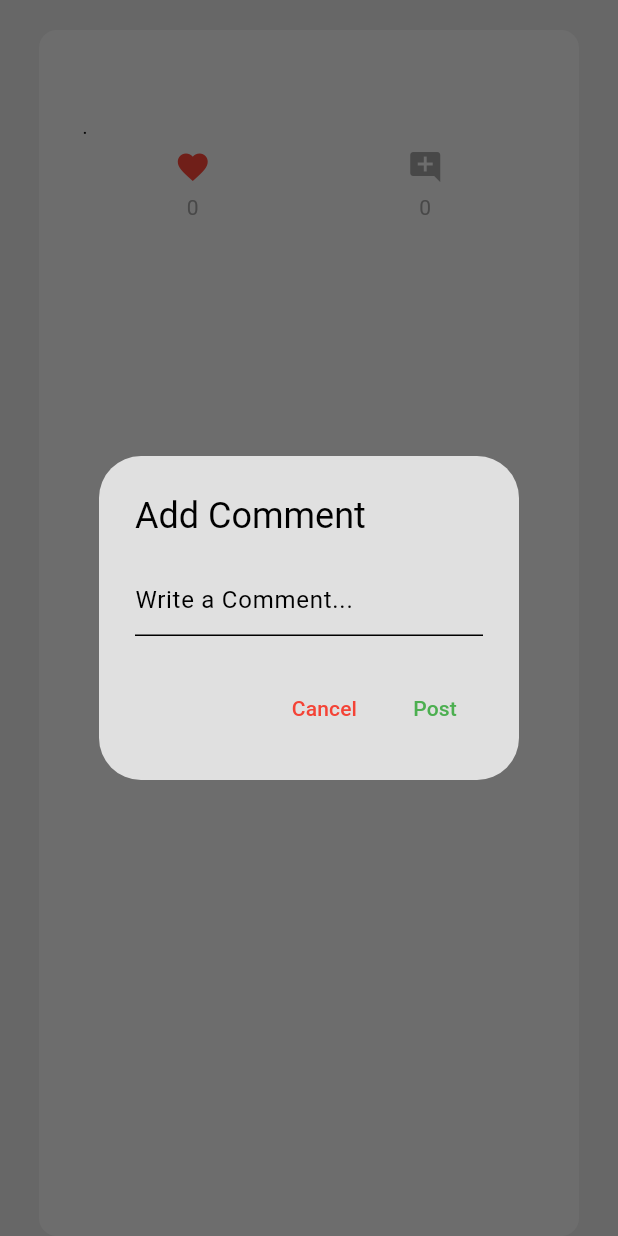
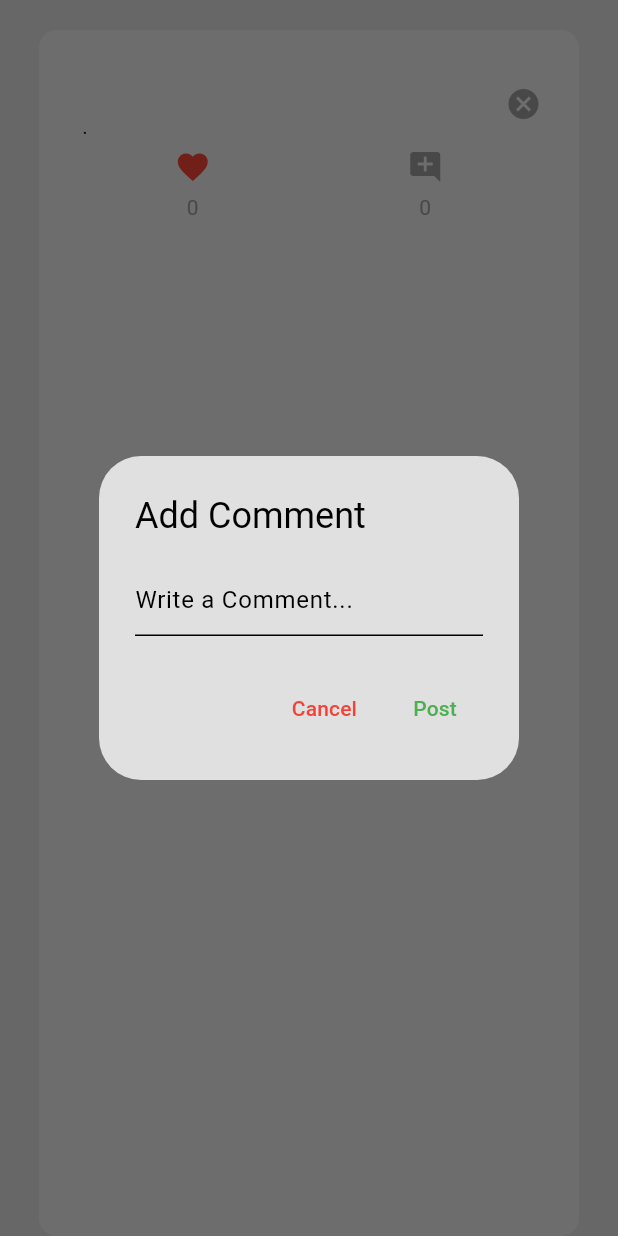
Before and after one commit to Jeffrey-joe-mathews/Artorius, a Flutter app: the FeedPost widget shown alone on an empty page, opened directly with empty values, after a tap on the "favorite outline" icon, after a tap on the "add comment" icon, on a phone screen of 412 x 824 dp. Run offline on Flutter 3.47's test engine with Material 3 defaults, Android fonts, the phone set to English and light mode, and no system bars; our stand-ins replace cloud_firestore, firebase_auth, firebase_core; accounts and stored records are empty; generated files the repository leaves out were written again.

Commit message:
added a cancel button w/ backend

```diff
--- a/lib/components/delete_button.dart
+++ b/lib/components/delete_button.dart
@@ -1,10 +1,14 @@
 import 'package:flutter/material.dart';
 
 class DeleteButton extends StatelessWidget {
-  const DeleteButton({super.key});
+  final void Function()? onTap;
+  const DeleteButton({super.key, required this.onTap});
 
   @override
   Widget build(BuildContext context) {
-    return GestureDetector();
+    return GestureDetector(
+      onTap: onTap,
+      child: const Icon(Icons.cancel, color: Colors.grey,),
+    );
   }
 }
```
Also changed, not shown: lib/components/feed_post.dart (+32 -0 lines).
